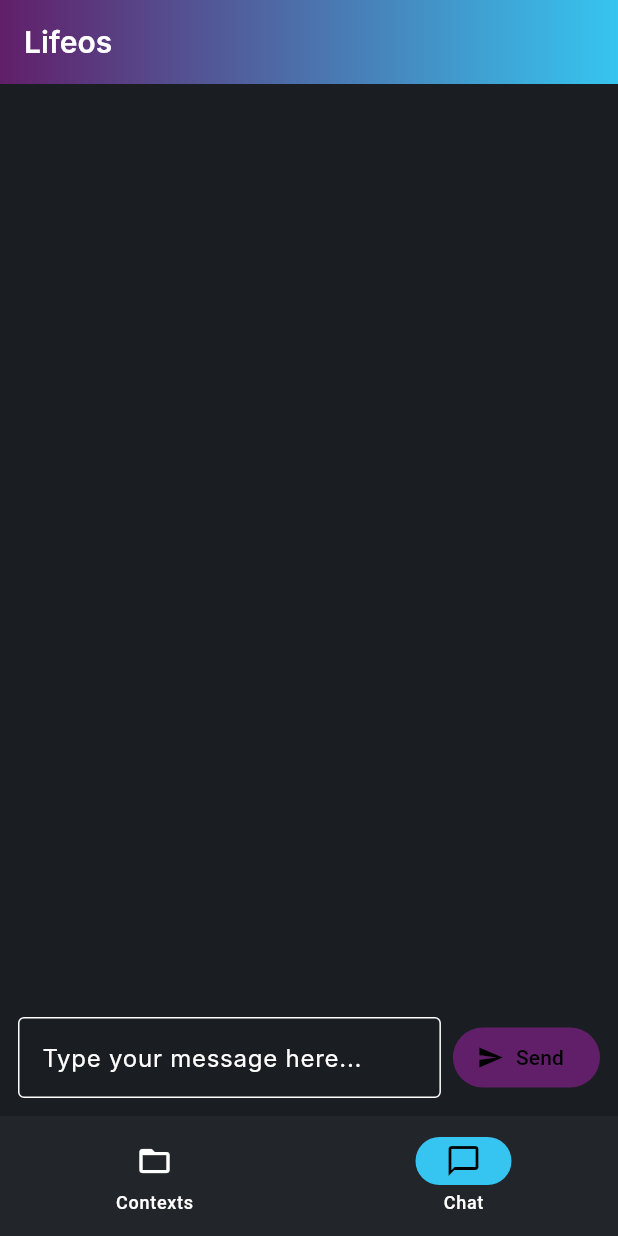
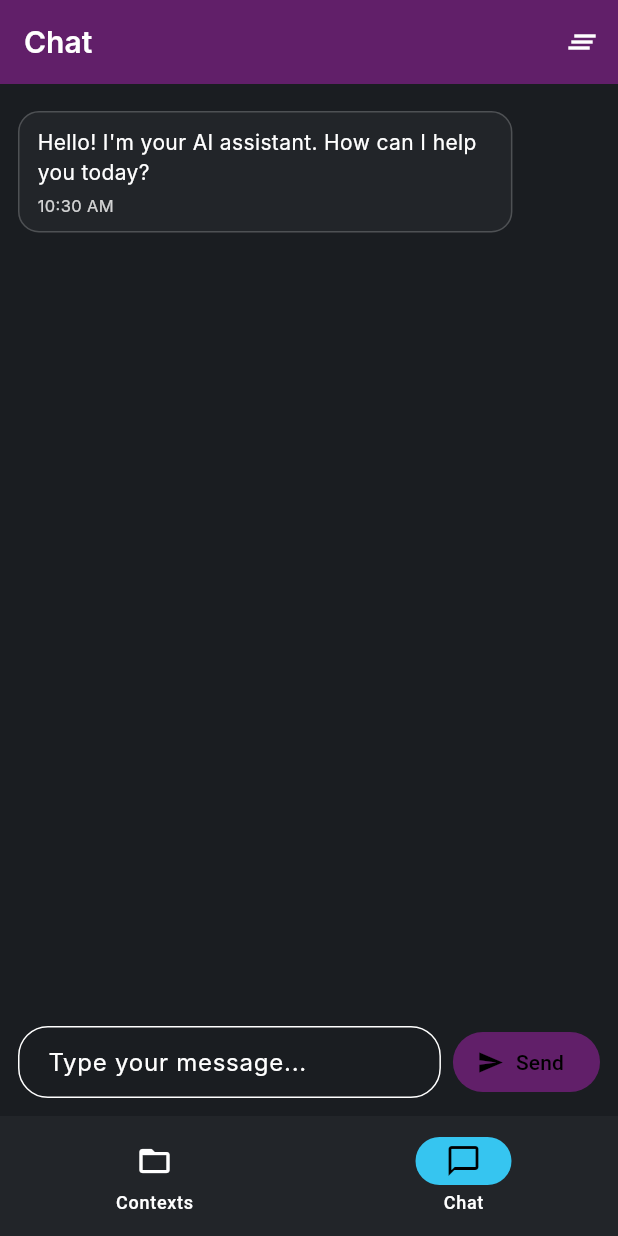
Before and after one commit to ayushmehre/lifeos, a Flutter app: the screen it shows after launch, on a phone screen of 412 x 824 dp. Run offline on Flutter 3.47's test engine with Material 3 defaults, Android fonts, the phone set to English and light mode, and no system bars; our stand-ins replace dio, flutter_dotenv; Roboto replaces fonts that are missing (Inter).

Commit message:
feat(chat): implement ChatGPT-like chat functionality with OpenAI API integration, conversation history, typing indicators, error handling, and retry mechanisms

```diff
--- a/lib/src/features/chat/chat_screen.dart
+++ b/lib/src/features/chat/chat_screen.dart
@@ -14,52 +14,132 @@ class ChatScreen extends StatefulWidget {
 class _ChatScreenState extends State<ChatScreen> {
   final TextEditingController _controller = TextEditingController();
   final ScrollController _scroll = ScrollController();
+  final FocusNode _focusNode = FocusNode();
 
   @override
   void dispose() {
     _controller.dispose();
     _scroll.dispose();
+    _focusNode.dispose();
     super.dispose();
   }
 
   Future<void> _send() async {
     final text = _controller.text.trim();
     if (text.isEmpty) return;
+
     final chat = context.read<ChatProvider>();
-    chat.addUserMessage(text);
+    await chat.sendMessage(text);
     _controller.clear();
-    await chat.simulateAssistantResponse(text);
+
+    // Auto-scroll to bottom after sending
+    WidgetsBinding.instance.addPostFrameCallback((_) {
       if (_scroll.hasClients) {
-      await _scroll.animateTo(
+        _scroll.animateTo(
           _scroll.position.maxScrollExtent,
           duration: const Duration(milliseconds: 250),
           curve: Curves.easeOut,
         );
       }
+    });
+  }
+
+  void _handleSubmitted(String value) {
+    if (value.trim().isNotEmpty) {
+      _send();
+    }
+  }
+
+  void _clearConversation() {
+    final chat = context.read<ChatProvider>();
+    showDialog(
+      context: context,
+      builder: (ctx) => AlertDialog(
+        title: const Text('Clear conversation?'),
+        content: const Text('This will delete all messages in the current chat.'),
+        actions: [
+          TextButton(
+            onPressed: () => Navigator.of(ctx).pop(),
+            child: const Text('Cancel'),
+          ),
+          TextButton(
+            onPressed: () {
+              chat.clearConversation();
+              Navigator.of(ctx).pop();
+            },
+            child: const Text('Clear'),
+            style: TextButton.styleFrom(foregroundColor: Colors.red),
+          ),
+        ],
+      ),
+    );
   }
 
   @override
   Widget build(BuildContext context) {
     final chat = context.watch<ChatProvider>();
 
-    return Column(
+    return Scaffold(
+      appBar: AppBar(
+        title: const Text('Chat'),
+        actions: [
+          if (chat.hasMessages)
+            IconButton(
+              icon: const Icon(Icons.clear_all),
+              onPressed: _clearConversation,
+              tooltip: 'Clear conversation',
+            ),
+        ],
+      ),
+      body: Column(
         children: <Widget>[
           Expanded(
-          child: ListView.builder(
+            child: chat.messages.isEmpty
+                ? const Center(
+                    child: Text(
+                      'Start a conversation by typing a message below',
+                      style: TextStyle(color: Colors.grey),
+                    ),
+                  )
+                : ListView.builder(
                     controller: _scroll,
                     padding: const EdgeInsets.symmetric(horizontal: 12, vertical: 12),
                     itemCount: chat.messages.length,
                     itemBuilder: (ctx, i) {
-              final m = chat.messages[i];
+                      final msgWithStatus = chat.messages[i];
+                      final m = msgWithStatus.message;
+
+                      // Handle typing indicator
+                      if (msgWithStatus.status == MessageStatus.typing) {
+                        return const Align(
+                          alignment: Alignment.centerLeft,
+                          child: Padding(
+                            padding: EdgeInsets.symmetric(vertical: 8),
+                            child: SizedBox(
+                              width: 20,
+                              height: 20,
+                              child: CircularProgressIndicator(strokeWidth: 2),
+                            ),
+                          ),
+                        );
+                      }
+
                       final alignment = m.role == ChatRole.user
                           ? Alignment.centerRight
                           : Alignment.centerLeft;
+
                       final color = m.role == ChatRole.user
                           ? Theme.of(context).colorScheme.primary
                           : Theme.of(context).colorScheme.surface;
+
                       final textColor = m.role == ChatRole.user
                           ? Colors.white
                           : Theme.of(context).colorScheme.onSurface;
+
+                      final borderColor = msgWithStatus.status == MessageStatus.error
+                          ? Colors.red
+                          : Theme.of(context).dividerColor.withOpacity(0.2);
+
                       return Align(
                         alignment: alignment,
                         child: Container(
@@ -71,9 +151,7 @@ class _ChatScreenState extends State<ChatScreen> {
                           decoration: BoxDecoration(
                             color: color,
                             borderRadius: BorderRadius.circular(14),
-                    border: Border.all(
-                      color: Theme.of(context).dividerColor.withOpacity(0.2),
-                    ),
+                            border: Border.all(color: borderColor),
                           ),
                           constraints: BoxConstraints(
                             maxWidth: MediaQuery.of(context).size.width * 0.8,
@@ -81,14 +159,30 @@ class _ChatScreenState extends State<ChatScreen> {
                           child: Column(
                             crossAxisAlignment: CrossAxisAlignment.start,
                             children: [
-                      Text(m.content, style: TextStyle(color: textColor)),
+                              Text(
+                                m.content,
+                                style: TextStyle(color: textColor),
+                              ),
                               const SizedBox(height: 4),
+                              Row(
+                                mainAxisSize: MainAxisSize.min,
+                                children: [
                                   Text(
                                     _formatTime(m.timestamp),
                                     style: TextStyle(
                                       fontSize: 11,
                                       color: textColor.withOpacity(0.8),
                                     ),
+                                  ),
+                                  if (msgWithStatus.status == MessageStatus.error)
+                                    IconButton(
+                                      icon: const Icon(Icons.refresh, size: 16),
+                                      onPressed: () => context.read<ChatProvider>().retryLastMessage(),
+                                      color: Colors.red,
+                                      padding: EdgeInsets.zero,
+                                      constraints: const BoxConstraints(),
+                                    ),
+                                ],
                               ),
                             ],
                           ),
@@ -97,12 +191,12 @@ class _ChatScreenState extends State<ChatScreen> {
                     },
                   ),
           ),
-        if (chat.isLoading)
-          Padding(
-            padding: const EdgeInsets.only(bottom: 8),
+          if (chat.isTyping)
+            Container(
+              padding: const EdgeInsets.symmetric(horizontal: 12, vertical: 8),
+              color: Theme.of(context).scaffoldBackgroundColor,
               child: Row(
                 children: const [
-                SizedBox(width: 12),
                   SizedBox(
                     width: 16,
                     height: 16,
@@ -122,17 +216,26 @@ class _ChatScreenState extends State<ChatScreen> {
                   Expanded(
                     child: TextField(
                       controller: _controller,
+                      focusNode: _focusNode,
                       minLines: 1,
                       maxLines: 4,
-                    decoration: const InputDecoration(
-                      hintText: 'Type your message here...',
+                      decoration: InputDecoration(
+                        hintText: 'Type your message...',
+                        border: OutlineInputBorder(
+                          borderRadius: BorderRadius.circular(20),
                         ),
-                    onSubmitted: (_) => _send(),
+                        contentPadding: const EdgeInsets.symmetric(
+                          horizontal: 16,
+                          vertical: 12,
+                        ),
+                      ),
+                      onSubmitted: _handleSubmitted,
+                      textInputAction: TextInputAction.send,
                     ),
                   ),
                   const SizedBox(width: 8),
                   FilledButton.icon(
-                  onPressed: _send,
+                    onPressed: chat.isTyping ? null : _send,
                     icon: const Icon(Icons.send),
                     label: const Text('Send'),
                   ),
@@ -141,6 +244,7 @@ class _ChatScreenState extends State<ChatScreen> {
             ),
           ),
         ],
+      ),
     );
   }
 
--- a/lib/src/features/chat/state/chat_provider.dart
+++ b/lib/src/features/chat/state/chat_provider.dart
@@ -4,6 +4,28 @@ import '../../../core/env/env.dart';
 import '../../../core/api/api_client.dart';
 import '../../../core/api/openai_service.dart';
 import '../model/message.dart';
+
+enum MessageStatus { sending, sent, error, typing }
+
+class ChatMessageWithStatus {
+  final ChatMessage message;
+  final MessageStatus status;
+
+  const ChatMessageWithStatus({
+    required this.message,
+    this.status = MessageStatus.sent,
+  });
+
+  ChatMessageWithStatus copyWith({
+    ChatMessage? message,
+    MessageStatus? status,
+  }) {
+    return ChatMessageWithStatus(
+      message: message ?? this.message,
+      status: status ?? this.status,
+    );
+  }
+}
 
 class ChatProvider extends ChangeNotifier {
   final AppEnvironment environment;
@@ -13,55 +35,150 @@ class ChatProvider extends ChangeNotifier {
     client: ApiClient.create(env: environment),
   );
 
-  ChatProvider({required this.environment});
+  ChatProvider({required this.environment}) {
+    _addInitialMessage();
+  }
 
-  final List<ChatMessage> _messages = <ChatMessage>[];
-  bool _isLoading = false;
+  final List<ChatMessageWithStatus> _messages = <ChatMessageWithStatus>[];
+  bool _isTyping = false;
+  String? _lastError;
 
-  List<ChatMessage> get messages => List.unmodifiable(_messages);
-  bool get isLoading => _isLoading;
+  List<ChatMessageWithStatus> get messages => List.unmodifiable(_messages);
+  bool get isTyping => _isTyping;
+  String? get lastError => _lastError;
+  bool get hasMessages => _messages.isNotEmpty;
+
+  void _addInitialMessage() {
+    if (_messages.isEmpty) {
+      _messages.add(
+        ChatMessageWithStatus(
+          message: ChatMessage(
+            id: 'welcome',
+            role: ChatRole.assistant,
+            content: 'Hello! I\'m your AI assistant. How can I help you today?',
+            timestamp: DateTime.now(),
+          ),
+        ),
+      );
+      notifyListeners();
+    }
+  }
 
   void addUserMessage(String content) {
     final msg = ChatMessage(
       id: DateTime.now().millisecondsSinceEpoch.toString(),
       role: ChatRole.user,
-      content: content,
+      content: content.trim(),
       timestamp: DateTime.now(),
     );
-    _messages.add(msg);
+
+    _messages.add(ChatMessageWithStatus(message: msg, status: MessageStatus.sent));
+    _lastError = null;
     notifyListeners();
   }
 
-  Future<void> simulateAssistantResponse(String prompt) async {
-    if (_isLoading) return;
-    _isLoading = true;
+  Future<void> sendMessage(String content) async {
+    if (content.trim().isEmpty || _isTyping) return;
+
+    addUserMessage(content);
+
+    _isTyping = true;
+    _lastError = null;
     notifyListeners();
-    try {
-      final reply = await _openAI.sendChatCompletion(
-        messages: <Map<String, String>>[
-          const {'role': 'system', 'content': 'You are a helpful assistant.'},
-          {'role': 'user', 'content': prompt},
-        ],
-      );
-      _messages.add(
-        ChatMessage(
-          id: (DateTime.now().millisecondsSinceEpoch + 1).toString(),
+
+    // Add typing indicator
+    _messages.add(
+      ChatMessageWithStatus(
+        message: ChatMessage(
+          id: 'typing_${DateTime.now().millisecondsSinceEpoch}',
           role: ChatRole.assistant,
-          content: reply,
+          content: '',
           timestamp: DateTime.now(),
         ),
+        status: MessageStatus.typing,
+      ),
+    );
+    notifyListeners();
+
+    try {
+      // Build conversation history for API
+      final conversationMessages = _buildConversationHistory();
+
+      final reply = await _openAI.sendChatCompletion(
+        messages: conversationMessages,
+        temperature: 0.7,
       );
+
+      // Remove typing indicator and add real response
+      _messages.removeWhere((msg) => msg.status == MessageStatus.typing);
+
+      final assistantMsg = ChatMessage(
+        id: 'assistant_${DateTime.now().millisecondsSinceEpoch}',
+        role: ChatRole.assistant,
+        content: reply,
+        timestamp: DateTime.now(),
+      );
+
+      _messages.add(ChatMessageWithStatus(message: assistantMsg));
     } catch (e) {
-      _messages.add(
-        ChatMessage(
-          id: (DateTime.now().millisecondsSinceEpoch + 1).toString(),
-          role: ChatRole.assistant,
-          content: 'Failed to fetch AI response: $e',
-          timestamp: DateTime.now(),
-        ),
+      // Remove typing indicator and add error message
+      _messages.removeWhere((msg) => msg.status == MessageStatus.typing);
+
+      final errorMsg = ChatMessage(
+        id: 'error_${DateTime.now().millisecondsSinceEpoch}',
+        role: ChatRole.assistant,
+        content: 'Sorry, I encountered an error: ${e.toString()}. Please try again.',
+        timestamp: DateTime.now(),
       );
+
+      _messages.add(ChatMessageWithStatus(message: errorMsg, status: MessageStatus.error));
+      _lastError = e.toString();
     }
-    _isLoading = false;
+
+    _isTyping = false;
     notifyListeners();
   }
+
+  List<Map<String, String>> _buildConversationHistory() {
+    final history = <Map<String, String>>[];
+
+    // Add system message
+    history.add(const {
+      'role': 'system',
+      'content': 'You are LifeOS, a helpful AI assistant. Provide clear, concise, and accurate responses. You have access to information and can help with various tasks.',
+    });
+
+    // Add conversation history (excluding typing indicators and errors)
+    for (final msg in _messages) {
+      if (msg.status != MessageStatus.typing && msg.status != MessageStatus.error) {
+        history.add({
+          'role': msg.message.role == ChatRole.user ? 'user' : 'assistant',
+          'content': msg.message.content,
+        });
+      }
+    }
+
+    return history;
+  }
+
+  void clearConversation() {
+    _messages.clear();
+    _lastError = null;
+    _isTyping = false;
+    _addInitialMessage();
+  }
+
+  void retryLastMessage() {
+    if (_messages.isEmpty || !_messages.last.message.content.contains('error')) return;
+
+    // Find the last user message and retry
+    final lastUserMsg = _messages.lastWhere(
+      (msg) => msg.message.role == ChatRole.user,
+      orElse: () => _messages.first,
+    );
+
+    if (lastUserMsg.message.role == ChatRole.user) {
+      sendMessage(lastUserMsg.message.content);
+    }
+  }
 }
--- a/lib/src/features/shell/app_shell.dart
+++ b/lib/src/features/shell/app_shell.dart
@@ -2,7 +2,6 @@ import 'package:flutter/material.dart';
 
 import '../contexts/contexts_screen.dart';
 import '../chat/chat_screen.dart';
-import '../../shared/widgets/app_header.dart';
 
 class AppShell extends StatefulWidget {
   const AppShell({super.key});
@@ -19,7 +18,6 @@ class _AppShellState extends State<AppShell> {
   @override
   Widget build(BuildContext context) {
     return Scaffold(
-      appBar: const AppHeader(title: 'Lifeos'),
       body: _screens[_index],
       bottomNavigationBar: NavigationBar(
         selectedIndex: _index,
```
Lines whose indentation alone changed are shown as unchanged.
